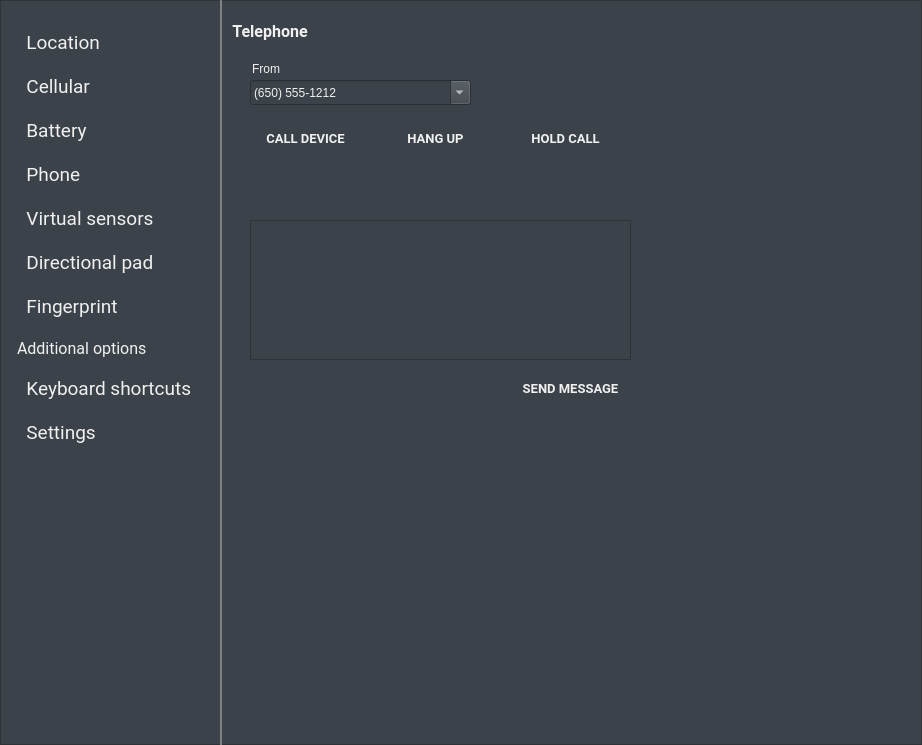
Above: android/skin/qt/extended.ui from aosp-mirror/platform_external_qemu before the change. Below: the same form after it.
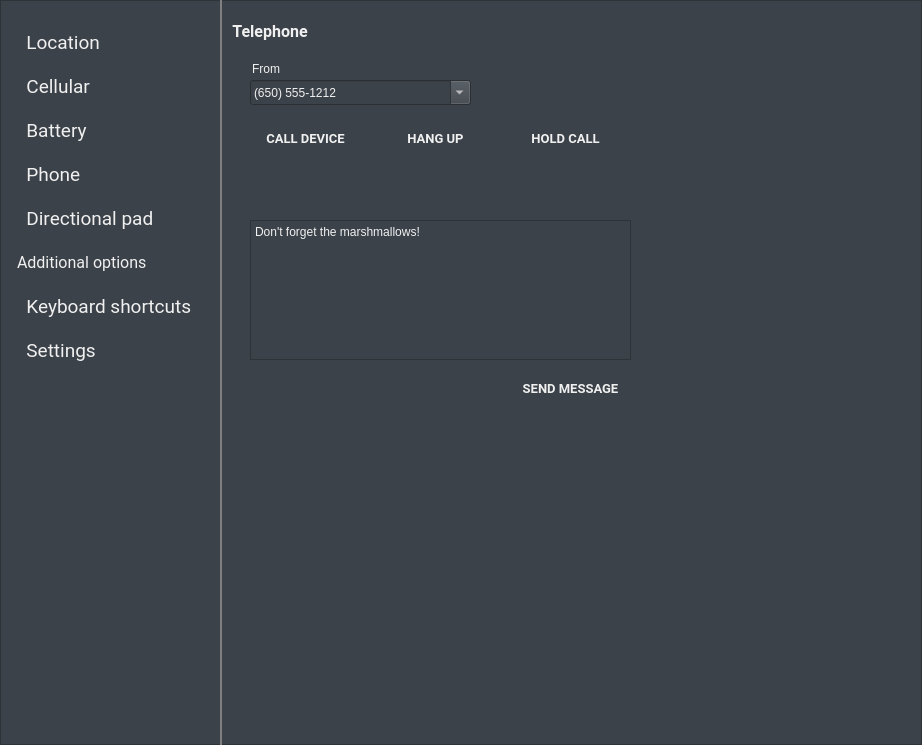
That is the form after the change. The open tabs and pages were chosen to show the change. Icons and pictures are not drawn. Custom widgets are drawn as their Qt base class.

Commit message:
Hide Sensors and Fingerprint pages. Clean up the Phone page.
The Sensors and Fingerprint pages will be included
when they are complete.

Diff of the .ui file:
```diff
--- a/android/skin/qt/extended.ui
+++ b/android/skin/qt/extended.ui
@@ -1243,6 +1243,9 @@
        <height>140</height>
       </rect>
      </property>
+     <property name="plainText">
+      <string>Don't forget the marshmallows!</string>
+     </property>
     </widget>
     <widget class="QPushButton" name="sms_sendButton">
      <property name="geometry">
@@ -2671,99 +2674,11 @@
     <string>MajorTab</string>
    </property>
   </widget>
-  <widget class="QPushButton" name="fingerButton">
-   <property name="geometry">
-    <rect>
-     <x>0</x>
-     <y>284</y>
-     <width>220</width>
-     <height>44</height>
-    </rect>
-   </property>
-   <property name="font">
-    <font>
-     <family>Roboto</family>
-     <pointsize>14</pointsize>
-    </font>
-   </property>
-   <property name="autoFillBackground">
-    <bool>false</bool>
-   </property>
-   <property name="styleSheet">
-    <string notr="true">text-align: left; padding: 0px 0px 0px 16px;</string>
-   </property>
-   <property name="text">
-    <string>  Fingerprint</string>
-   </property>
-   <property name="icon">
-    <iconset resource="resources.qrc">
-     <normaloff>:/light/fingerprint</normaloff>:/light/fingerprint</iconset>
-   </property>
-   <property name="iconSize">
-    <size>
-     <width>20</width>
-     <height>20</height>
-    </size>
-   </property>
-   <property name="flat">
-    <bool>true</bool>
-   </property>
-   <property name="themeIconName" stdset="0">
-    <string>fingerprint</string>
-   </property>
-   <property name="ColorGroup" stdset="0">
-    <string>MajorTab</string>
-   </property>
-  </widget>
-  <widget class="QPushButton" name="virtSensorsButton">
-   <property name="geometry">
-    <rect>
-     <x>0</x>
-     <y>196</y>
-     <width>220</width>
-     <height>44</height>
-    </rect>
-   </property>
-   <property name="font">
-    <font>
-     <family>Roboto</family>
-     <pointsize>14</pointsize>
-    </font>
-   </property>
-   <property name="autoFillBackground">
-    <bool>false</bool>
-   </property>
-   <property name="styleSheet">
-    <string notr="true">text-align: left; padding: 0px 0px 0px 16px;</string>
-   </property>
-   <property name="text">
-    <string>  Virtual sensors</string>
-   </property>
-   <property name="icon">
-    <iconset resource="resources.qrc">
-     <normaloff>:/light/virtSensors</normaloff>:/light/virtSensors</iconset>
-   </property>
-   <property name="iconSize">
-    <size>
-     <width>20</width>
-     <height>20</height>
-    </size>
-   </property>
-   <property name="flat">
-    <bool>true</bool>
-   </property>
-   <property name="themeIconName" stdset="0">
-    <string>virtSensors</string>
-   </property>
-   <property name="ColorGroup" stdset="0">
-    <string>MajorTab</string>
-   </property>
-  </widget>
   <widget class="QPushButton" name="dpadButton">
    <property name="geometry">
     <rect>
      <x>0</x>
-     <y>240</y>
+     <y>196</y>
      <width>220</width>
      <height>44</height>
     </rect>
@@ -2829,7 +2744,7 @@
    <property name="geometry">
     <rect>
      <x>0</x>
-     <y>410</y>
+     <y>328</y>
      <width>220</width>
      <height>44</height>
     </rect>
@@ -2876,9 +2791,9 @@
    <property name="geometry">
     <rect>
      <x>0</x>
-     <y>452</y>
+     <y>372</y>
      <width>220</width>
-     <height>300</height>
+     <height>373</height>
     </rect>
    </property>
    <property name="autoFillBackground">
@@ -2910,7 +2825,7 @@
    <property name="geometry">
     <rect>
      <x>0</x>
-     <y>326</y>
+     <y>240</y>
      <width>220</width>
      <height>44</height>
     </rect>
@@ -2947,7 +2862,7 @@
    <property name="geometry">
     <rect>
      <x>0</x>
-     <y>366</y>
+     <y>284</y>
      <width>220</width>
      <height>44</height>
     </rect>
```
Left out of the diff: 6 changed lines with no effect on the pictures. The commit also changes 3 other files.
